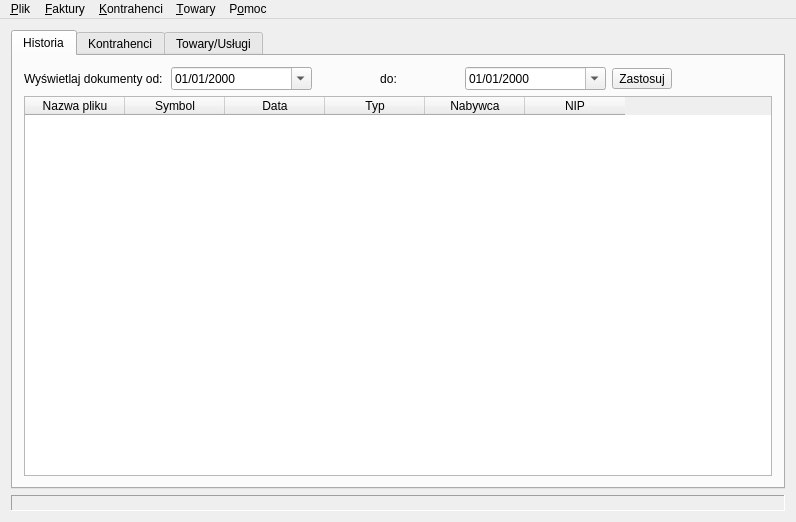
Old version of the form MainWindow.ui in the repository juliagoda/qfaktury.
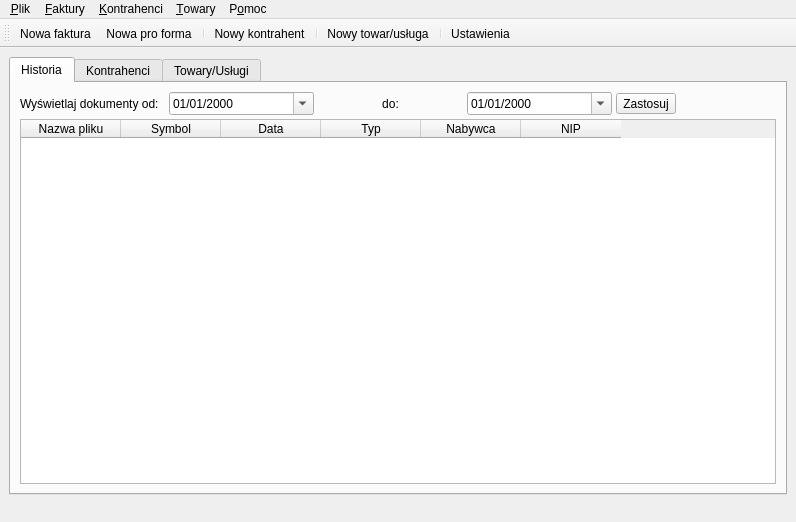
New version of the form. Icons and pictures are not drawn.

```diff
--- a/MainWindow.ui
+++ b/MainWindow.ui
@@ -327,10 +327,10 @@
     <item row="1" column="0" >
      <widget class="QLabel" name="logLabel" >
       <property name="frameShape" >
-       <enum>QFrame::Panel</enum>
+       <enum>QFrame::NoFrame</enum>
       </property>
       <property name="frameShadow" >
-       <enum>QFrame::Sunken</enum>
+       <enum>QFrame::Plain</enum>
       </property>
       <property name="text" >
        <string/>
@@ -405,6 +405,28 @@
    <addaction name="pomocAct" />
    <addaction name="separator" />
   </widget>
+  <widget class="QToolBar" name="toolBar" >
+   <property name="windowTitle" >
+    <string>toolBar</string>
+   </property>
+   <property name="toolButtonStyle" >
+    <enum>Qt::ToolButtonTextBesideIcon</enum>
+   </property>
+   <attribute name="toolBarArea" >
+    <enum>TopToolBarArea</enum>
+   </attribute>
+   <attribute name="toolBarBreak" >
+    <bool>false</bool>
+   </attribute>
+   <addaction name="fakturyDodajAction" />
+   <addaction name="fakturyPFormaAction" />
+   <addaction name="separator" />
+   <addaction name="kontrahenciDodajAction" />
+   <addaction name="separator" />
+   <addaction name="towaryDodajAction" />
+   <addaction name="separator" />
+   <addaction name="plikUstawieniaAction" />
+  </widget>
   <action name="plikDrukujAction" >
    <property name="text" >
     <string>Drukuj</string>
@@ -461,7 +483,7 @@
     <string>Dodaj</string>
    </property>
    <property name="iconText" >
-    <string>Dodaj</string>
+    <string>Nowy kontrahent</string>
    </property>
    <property name="shortcut" >
     <string>Ctrl+K</string>
@@ -720,7 +742,7 @@
     <string>Dodaj</string>
    </property>
    <property name="iconText" >
-    <string>Dodaj</string>
+    <string>Nowy towar/usługa</string>
    </property>
    <property name="shortcut" >
     <string>Ctrl+T</string>
@@ -860,7 +882,7 @@
    </property>
   </action>
  </widget>
- <layoutdefault spacing="6" margin="11" />
+ <layoutdefault spacing="4" margin="9" />
  <resources>
   <include location="qfaktury.qrc" />
  </resources>
```
Left out of the diff: 3 changed lines with no effect on the pictures.
